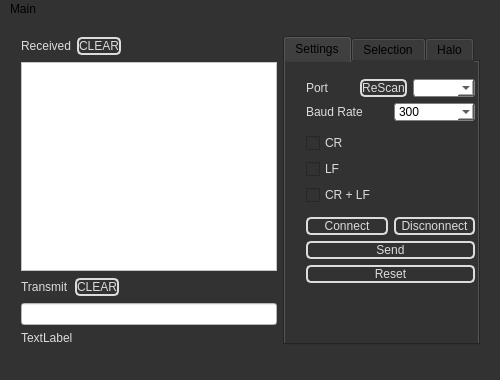
Above: QtTerm_v2/qtterm_v2.ui from Barcley1990/QtTerminal before the change. Below: the same form after it.
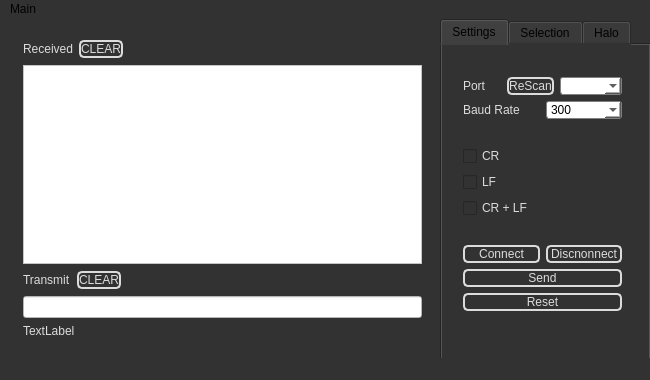
That is the form after the change.

The edit to the form file:
```diff
--- a/QtTerm_v2/qtterm_v2.ui
+++ b/QtTerm_v2/qtterm_v2.ui
@@ -12,7 +12,7 @@
    <rect>
     <x>0</x>
     <y>0</y>
-    <width>500</width>
+    <width>650</width>
     <height>380</height>
    </rect>
   </property>
@@ -24,13 +24,13 @@
   </property>
   <property name="minimumSize">
    <size>
-    <width>500</width>
+    <width>650</width>
     <height>380</height>
    </size>
   </property>
   <property name="maximumSize">
    <size>
-    <width>500</width>
+    <width>650</width>
     <height>380</height>
    </size>
   </property>
@@ -99,104 +99,18 @@
    <set>QMainWindow::AllowTabbedDocks|QMainWindow::AnimatedDocks</set>
   </property>
   <widget class="QWidget" name="centralWidget">
-   <widget class="QWidget" name="">
-    <property name="geometry">
-     <rect>
-      <x>10</x>
-      <y>6</y>
-      <width>481</width>
-      <height>331</height>
-     </rect>
-    </property>
-    <layout class="QHBoxLayout" name="horizontalLayout_13">
-     <item>
-      <layout class="QVBoxLayout" name="verticalLayout_5">
-       <item>
-        <layout class="QHBoxLayout" name="horizontalLayout_5">
-         <item>
-          <widget class="QLabel" name="label">
-           <property name="text">
-            <string>Received</string>
-           </property>
-          </widget>
-         </item>
-         <item>
-          <widget class="QPushButton" name="clearOutputButton">
-           <property name="text">
-            <string>CLEAR</string>
-           </property>
-          </widget>
-         </item>
-         <item>
-          <spacer name="horizontalSpacer">
-           <property name="orientation">
-            <enum>Qt::Horizontal</enum>
-           </property>
-           <property name="sizeHint" stdset="0">
-            <size>
-             <width>138</width>
-             <height>20</height>
-            </size>
-           </property>
-          </spacer>
-         </item>
-        </layout>
-       </item>
-       <item>
-        <widget class="QPlainTextEdit" name="outputBox">
-         <property name="readOnly">
-          <bool>true</bool>
-         </property>
-        </widget>
-       </item>
-       <item>
-        <layout class="QHBoxLayout" name="horizontalLayout_4">
-         <item>
-          <widget class="QLabel" name="label_2">
-           <property name="text">
-            <string>Transmit</string>
-           </property>
-          </widget>
-         </item>
-         <item>
-          <widget class="QPushButton" name="clearInputButton">
-           <property name="text">
-            <string>CLEAR</string>
-           </property>
-          </widget>
-         </item>
-         <item>
-          <spacer name="horizontalSpacer_2">
-           <property name="orientation">
-            <enum>Qt::Horizontal</enum>
-           </property>
-           <property name="sizeHint" stdset="0">
-            <size>
-             <width>138</width>
-             <height>20</height>
-            </size>
-           </property>
-          </spacer>
-         </item>
-        </layout>
-       </item>
-       <item>
-        <widget class="QLineEdit" name="inputBox"/>
-       </item>
-       <item>
-        <widget class="QLabel" name="statusLabel">
-         <property name="text">
-          <string>TextLabel</string>
-         </property>
-        </widget>
-       </item>
-      </layout>
-     </item>
-     <item>
       <widget class="QTabWidget" name="tabWidget">
        <property name="enabled">
         <bool>true</bool>
        </property>
+    <property name="geometry">
+     <rect>
+      <x>440</x>
+      <y>0</y>
+      <width>211</width>
+      <height>341</height>
+     </rect>
+    </property>
        <property name="currentIndex">
         <number>0</number>
        </property>
@@ -209,8 +123,8 @@
           <rect>
            <x>10</x>
            <y>0</y>
-           <width>191</width>
-           <height>241</height>
+        <width>181</width>
+        <height>301</height>
           </rect>
          </property>
          <layout class="QVBoxLayout" name="verticalLayout_4">
@@ -733,6 +647,94 @@
         </widget>
        </widget>
       </widget>
+   <widget class="QWidget" name="">
+    <property name="geometry">
+     <rect>
+      <x>12</x>
+      <y>9</y>
+      <width>421</width>
+      <height>321</height>
+     </rect>
+    </property>
+    <layout class="QVBoxLayout" name="verticalLayout_5">
+     <item>
+      <layout class="QHBoxLayout" name="horizontalLayout_4">
+       <item>
+        <widget class="QLabel" name="label">
+         <property name="text">
+          <string>Received</string>
+         </property>
+        </widget>
+       </item>
+       <item>
+        <widget class="QPushButton" name="clearOutputButton">
+         <property name="text">
+          <string>CLEAR</string>
+         </property>
+        </widget>
+       </item>
+       <item>
+        <spacer name="horizontalSpacer">
+         <property name="orientation">
+          <enum>Qt::Horizontal</enum>
+         </property>
+         <property name="sizeHint" stdset="0">
+          <size>
+           <width>298</width>
+           <height>20</height>
+          </size>
+         </property>
+        </spacer>
+       </item>
+      </layout>
+     </item>
+     <item>
+      <widget class="QPlainTextEdit" name="outputBox">
+       <property name="readOnly">
+        <bool>true</bool>
+       </property>
+      </widget>
+     </item>
+     <item>
+      <layout class="QHBoxLayout" name="horizontalLayout_5">
+       <item>
+        <widget class="QLabel" name="label_2">
+         <property name="text">
+          <string>Transmit</string>
+         </property>
+        </widget>
+       </item>
+       <item>
+        <widget class="QPushButton" name="clearInputButton">
+         <property name="text">
+          <string>CLEAR</string>
+         </property>
+        </widget>
+       </item>
+       <item>
+        <spacer name="horizontalSpacer_2">
+         <property name="orientation">
+          <enum>Qt::Horizontal</enum>
+         </property>
+         <property name="sizeHint" stdset="0">
+          <size>
+           <width>298</width>
+           <height>20</height>
+          </size>
+         </property>
+        </spacer>
+       </item>
+      </layout>
+     </item>
+     <item>
+      <widget class="QLineEdit" name="inputBox"/>
+     </item>
+     <item>
+      <widget class="QLabel" name="statusLabel">
+       <property name="text">
+        <string>TextLabel</string>
+       </property>
+      </widget>
      </item>
     </layout>
    </widget>
@@ -742,7 +744,7 @@
     <rect>
      <x>0</x>
      <y>0</y>
-     <width>500</width>
+     <width>650</width>
      <height>21</height>
     </rect>
    </property>
```
Left out of the diff: 4 changed lines with no effect on the pictures. Lines whose indentation alone changed are shown as unchanged.
